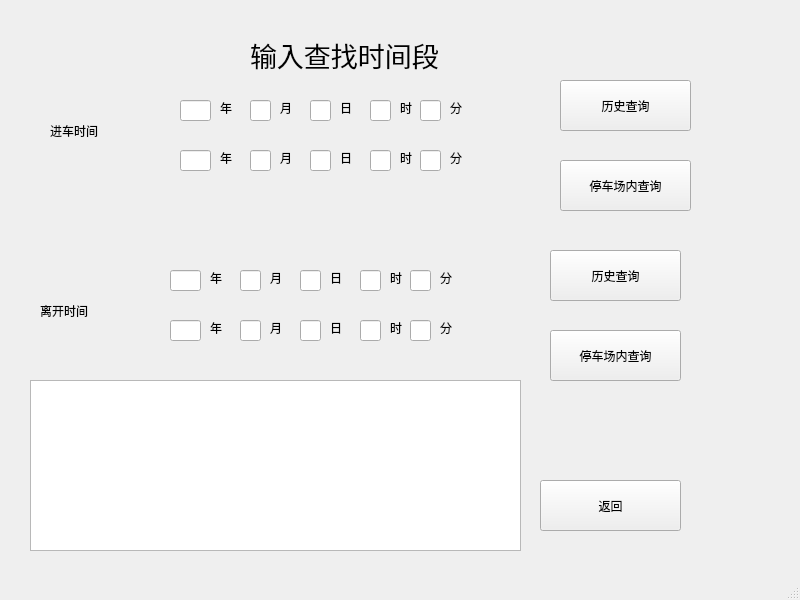
Old version of the form ParkSys/searchtime.ui in the repository Holden4Caulfield/QtStudy.
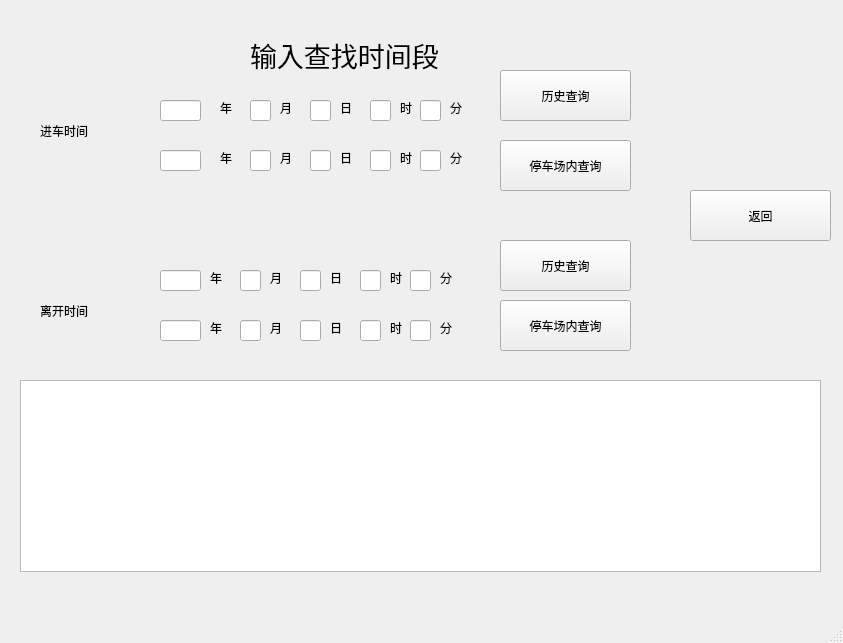
New version of the form.

The edit to the form file:
```diff
--- a/ParkSys/searchtime.ui
+++ b/ParkSys/searchtime.ui
@@ -6,8 +6,8 @@
    <rect>
     <x>0</x>
     <y>0</y>
-    <width>800</width>
-    <height>600</height>
+    <width>843</width>
+    <height>643</height>
    </rect>
   </property>
   <property name="windowTitle">
@@ -30,8 +30,8 @@
    <widget class="QPushButton" name="pushButton">
     <property name="geometry">
      <rect>
-      <x>540</x>
-      <y>480</y>
+      <x>690</x>
+      <y>190</y>
       <width>141</width>
       <height>51</height>
      </rect>
@@ -43,9 +43,9 @@
    <widget class="QLineEdit" name="syear">
     <property name="geometry">
      <rect>
-      <x>180</x>
+      <x>160</x>
       <y>100</y>
-      <width>31</width>
+      <width>41</width>
       <height>21</height>
      </rect>
     </property>
@@ -83,9 +83,9 @@
    <widget class="QLineEdit" name="eyear">
     <property name="geometry">
      <rect>
-      <x>180</x>
+      <x>160</x>
       <y>150</y>
-      <width>31</width>
+      <width>41</width>
       <height>21</height>
      </rect>
     </property>
@@ -273,8 +273,8 @@
    <widget class="QPushButton" name="pushButton_2">
     <property name="geometry">
      <rect>
-      <x>560</x>
-      <y>80</y>
+      <x>500</x>
+      <y>70</y>
       <width>131</width>
       <height>51</height>
      </rect>
@@ -286,8 +286,8 @@
    <widget class="QPushButton" name="pushButton_3">
     <property name="geometry">
      <rect>
-      <x>560</x>
-      <y>160</y>
+      <x>500</x>
+      <y>140</y>
       <width>131</width>
       <height>51</height>
      </rect>
@@ -348,8 +348,8 @@
    <widget class="QPushButton" name="pushButton_4">
     <property name="geometry">
      <rect>
-      <x>550</x>
-      <y>330</y>
+      <x>500</x>
+      <y>300</y>
       <width>131</width>
       <height>51</height>
      </rect>
@@ -394,9 +394,9 @@
    <widget class="QLineEdit" name="syear_2">
     <property name="geometry">
      <rect>
-      <x>170</x>
+      <x>160</x>
       <y>270</y>
-      <width>31</width>
+      <width>41</width>
       <height>21</height>
      </rect>
     </property>
@@ -443,9 +443,9 @@
    <widget class="QLineEdit" name="eyear_2">
     <property name="geometry">
      <rect>
-      <x>170</x>
+      <x>160</x>
       <y>320</y>
-      <width>31</width>
+      <width>41</width>
       <height>21</height>
      </rect>
     </property>
@@ -532,8 +532,8 @@
    <widget class="QPushButton" name="pushButton_5">
     <property name="geometry">
      <rect>
-      <x>550</x>
-      <y>250</y>
+      <x>500</x>
+      <y>240</y>
       <width>131</width>
       <height>51</height>
      </rect>
@@ -555,7 +555,7 @@
    <widget class="QLabel" name="label_22">
     <property name="geometry">
      <rect>
-      <x>50</x>
+      <x>40</x>
       <y>100</y>
       <width>101</width>
       <height>61</height>
@@ -579,14 +579,23 @@
     </property>
    </widget>
    <widget class="QTextEdit" name="textEdit">
+    <property name="enabled">
+     <bool>true</bool>
+    </property>
     <property name="geometry">
      <rect>
-      <x>30</x>
+      <x>20</x>
       <y>380</y>
-      <width>491</width>
-      <height>171</height>
+      <width>801</width>
+      <height>192</height>
      </rect>
     </property>
+    <property name="sizePolicy">
+     <sizepolicy hsizetype="Expanding" vsizetype="Expanding">
+      <horstretch>0</horstretch>
+      <verstretch>0</verstretch>
+     </sizepolicy>
+    </property>
    </widget>
   </widget>
   <widget class="QMenuBar" name="menubar">
```
Left out of the diff: 2 changed lines with no effect on the pictures.
